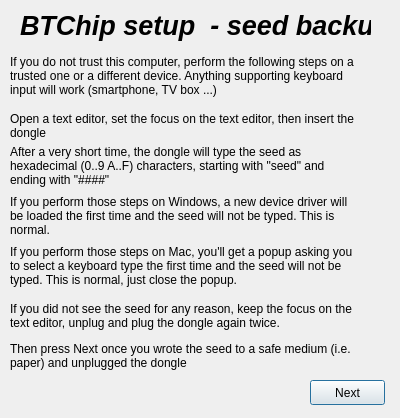
LedgerHQ/btchip-python, file ui/personalization-seedbackup-03.ui: the form before one commit.
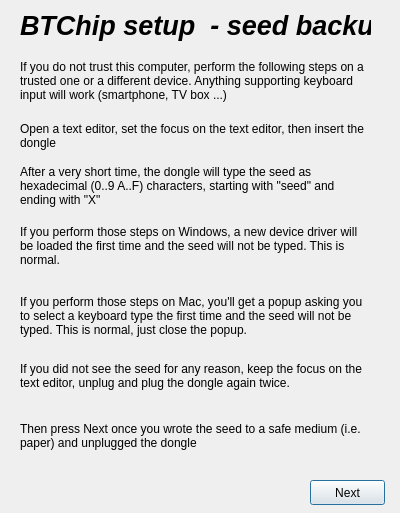
The form after the commit.

Diff of the .ui file:
```diff
--- a/ui/personalization-seedbackup-03.ui
+++ b/ui/personalization-seedbackup-03.ui
@@ -7,7 +7,7 @@
     <x>0</x>
     <y>0</y>
     <width>400</width>
-    <height>418</height>
+    <height>513</height>
    </rect>
   </property>
   <property name="windowTitle">
@@ -37,10 +37,10 @@
   <widget class="QLabel" name="IntroLabel">
    <property name="geometry">
     <rect>
-     <x>10</x>
+     <x>20</x>
      <y>50</y>
      <width>351</width>
-     <height>51</height>
+     <height>61</height>
     </rect>
    </property>
    <property name="text">
@@ -53,10 +53,10 @@
   <widget class="QLabel" name="IntroLabel_2">
    <property name="geometry">
     <rect>
-     <x>10</x>
-     <y>100</y>
+     <x>20</x>
+     <y>120</y>
      <width>351</width>
-     <height>51</height>
+     <height>31</height>
     </rect>
    </property>
    <property name="text">
@@ -69,14 +69,14 @@
   <widget class="QLabel" name="IntroLabel_3">
    <property name="geometry">
     <rect>
-     <x>10</x>
-     <y>140</y>
+     <x>20</x>
+     <y>160</y>
      <width>351</width>
      <height>51</height>
     </rect>
    </property>
    <property name="text">
-    <string>After a very short time, the dongle will type the seed as hexadecimal (0..9 A..F) characters, starting with &quot;seed&quot; and ending with &quot;####&quot;</string>
+    <string>After a very short time, the dongle will type the seed as hexadecimal (0..9 A..F) characters, starting with &quot;seed&quot; and ending with &quot;X&quot;</string>
    </property>
    <property name="wordWrap">
     <bool>true</bool>
@@ -85,8 +85,8 @@
   <widget class="QLabel" name="IntroLabel_4">
    <property name="geometry">
     <rect>
-     <x>10</x>
-     <y>190</y>
+     <x>20</x>
+     <y>220</y>
      <width>351</width>
      <height>51</height>
     </rect>
@@ -101,10 +101,10 @@
   <widget class="QLabel" name="IntroLabel_5">
    <property name="geometry">
     <rect>
-     <x>10</x>
-     <y>240</y>
+     <x>20</x>
+     <y>280</y>
      <width>351</width>
-     <height>51</height>
+     <height>71</height>
     </rect>
    </property>
    <property name="text">
@@ -117,8 +117,8 @@
   <widget class="QLabel" name="IntroLabel_6">
    <property name="geometry">
     <rect>
-     <x>10</x>
-     <y>290</y>
+     <x>20</x>
+     <y>350</y>
      <width>351</width>
      <height>51</height>
     </rect>
@@ -133,8 +133,8 @@
   <widget class="QLabel" name="IntroLabel_7">
    <property name="geometry">
     <rect>
-     <x>10</x>
-     <y>330</y>
+     <x>20</x>
+     <y>410</y>
      <width>351</width>
      <height>51</height>
     </rect>
@@ -150,7 +150,7 @@
    <property name="geometry">
     <rect>
      <x>310</x>
-     <y>380</y>
+     <y>480</y>
      <width>75</width>
      <height>25</height>
     </rect>
```
